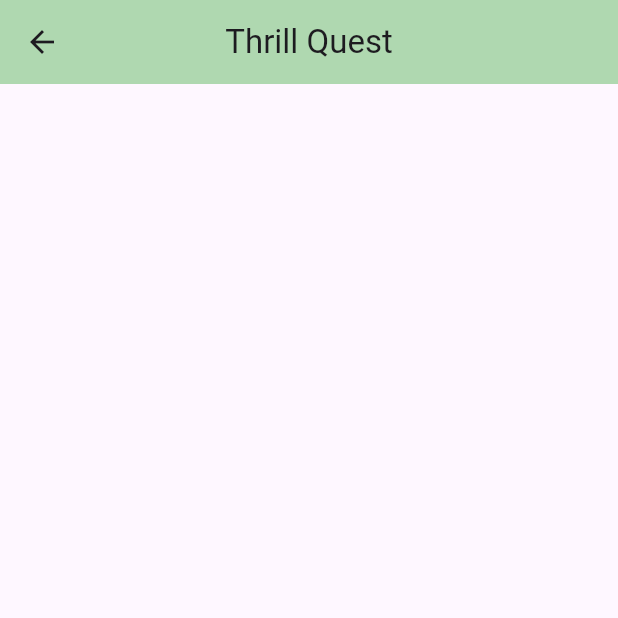
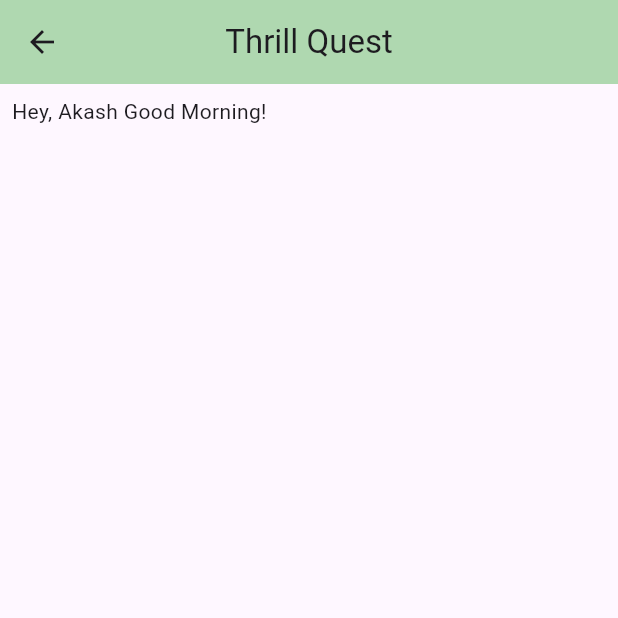
Before and after one commit to Aku-12/Thrill-Quest-Project, a Flutter app: the HomeScreen screen opened by its route, on a phone screen of 412 x 824 dp, the top half of it. Run offline on Flutter 3.47's test engine with Material 3 defaults, Android fonts, the phone set to English and light mode, and no system bars; our stand-ins replace lottie.

Commit message:
home screen updated again

```diff
--- a/lib/view/home_screen.dart
+++ b/lib/view/home_screen.dart
@@ -16,6 +16,12 @@ class _HomeScreenState extends State<HomeScreen> {
         centerTitle: true,
         backgroundColor: const Color.fromARGB(255, 175, 216, 176),
       ),
+      body: Column(children: [
+        Padding(
+          padding: const EdgeInsets.all(8.0),
+          child: Text("Hey, Akash Good Morning!"),
+        )
+      ],),
     );
   }
 }
```
